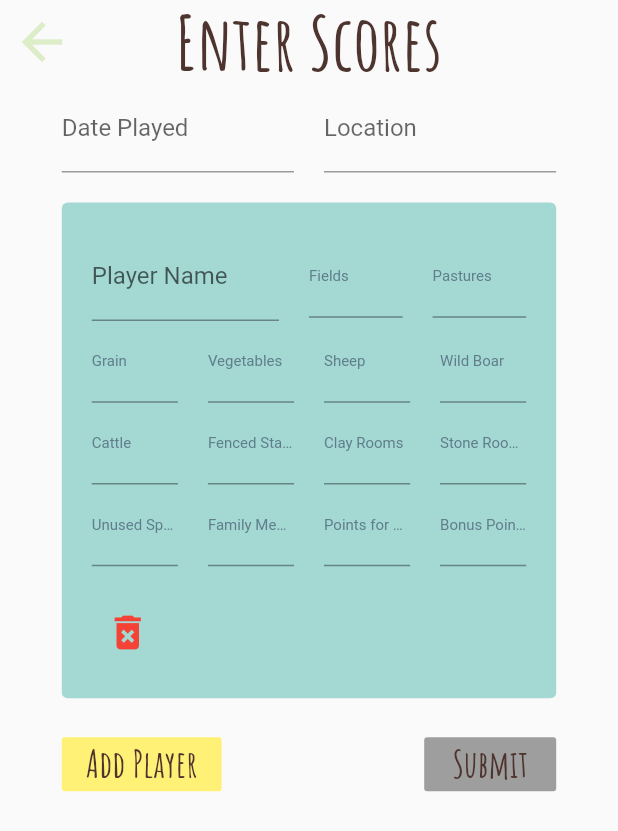
After one commit to njblore/statsopoly, a Flutter app: the AgricolaScoreInput screen opened by its route, on a phone screen of 412 x 824 dp. The commit adds this screen. Shown: the top 831 px of the screen. Run offline on Flutter 3.47's test engine with Material 2 defaults, Android fonts, the phone set to English and light mode, and no system bars; our stand-ins replace fl_chart, flutter_swiper.

Commit message:
feat: make posting agricola scores work

```diff
--- a/lib/components/agricola-data.dart
+++ b/lib/components/agricola-data.dart
@@ -22,7 +22,6 @@ class AgricolaData {
     this.multiplayerData = allGames.gameScores
         .where((GameScore gameScore) => gameScore.playerScores.length > 2)
         .toList();
-
     List<ScoresRoundUp> scoreRoundups =
         this.getGameScoreRoundups(allGames.gameScores);
 
--- a/lib/components/agricola-raw-data.dart
+++ b/lib/components/agricola-raw-data.dart
@@ -1,6 +1,7 @@
 import 'dart:async' show Future;
 import 'dart:convert';
 import 'package:http/http.dart' as http;
+import 'package:scoreboards_app/helpers/dateFormat.dart';
 
 Future<http.Response> _fetchGames() {
   Map<String, String> requestHeaders = {
@@ -9,7 +10,7 @@ Future<http.Response> _fetchGames() {
     'secret-key':
         '\$2b\$10\$tVk/rIX8TJ15Zm5Oghjz1.0zwMVyQyzIUggpp/cngra1xISpd9N/q'
   };
-  return http.get("https://api.jsonbin.io/b/5ea01b9b2940c704e1dc9684",
+  return http.get("https://api.jsonbin.io/b/5ea01b9b2940c704e1dc9684/latest",
       headers: requestHeaders);
 }
 
@@ -25,6 +26,11 @@ class CategoryScore {
   String categoryName;
   int categoryPoints;
   CategoryScore({this.categoryName, this.categoryPoints});
+
+  Map<String, dynamic> toJson() => {
+        'category': categoryName.toLowerCase(),
+        'value': categoryPoints,
+      };
 
   @override
   toString() {
@@ -43,9 +49,14 @@ class PlayerScore {
   List<CategoryScore> categoryScores;
   PlayerScore({this.playerName, this.categoryScores});
 
+  Map<String, dynamic> toJson() => {
+        'name': playerName,
+        'scores': categoryScores,
+      };
+
   @override
   toString() {
-    return "{player : '$playerName'}";
+    return "{player : '$playerName', categoryScores: $categoryScores}";
   }
 
   factory PlayerScore.fromJson(Map<String, dynamic> parsedJson) {
@@ -63,9 +74,15 @@ class GameScore {
   String locationPlayed;
   GameScore({this.playerScores, this.locationPlayed, this.datePlayed});
 
+  Map<String, dynamic> toJson() => {
+        'players': playerScores,
+        'date': datePlayed == null ? "undefined" : formatDateString(datePlayed),
+        'location': locationPlayed
+      };
+
   @override
   toString() {
-    return "{playerscores: ['$playerScores'], date: '$datePlayed', location: '$locationPlayed' }";
+    return "{playerscores: '$playerScores', date: '$datePlayed', location: '$locationPlayed' }";
   }
 
   factory GameScore.fromJson(Map<String, dynamic> parsedJson) {
@@ -77,13 +94,7 @@ class GameScore {
     if (parsedJson['date'] == "unkown" || parsedJson['date'].length != 10) {
       datePlayed = null;
     } else {
-      var day = parsedJson['date'].substring(0, 2);
-      var month = parsedJson['date'].substring(3, 5);
-      var year = parsedJson['date'].substring(
-        6,
-      );
-      String formattedDate = "$year$month$day";
-      datePlayed = DateTime.parse(formattedDate);
+      datePlayed = formatDate(parsedJson["date"]);
     }
 
     return GameScore(
@@ -102,12 +113,26 @@ class AllGames {
     return "games: '$gameScores'";
   }
 
+  toJson() {
+    return {'agricolaGames': gameScores};
+  }
+
   factory AllGames.fromJson(Map<String, dynamic> parsedJson) {
-    var list = parsedJson['agricolaGames'] as List;
+    var list = parsedJson["agricolaGames"] as List;
     List<GameScore> gameScores =
         list.map((game) => GameScore.fromJson(game)).toList();
     return AllGames(gameScores: gameScores);
   }
+}
+
+class ScoreEntry {
+  String id;
+  GameScore score;
+  Map<String, dynamic> toJson() => {
+        id: score,
+      };
+
+  ScoreEntry(this.id, this.score);
 }
 
 class ScoresRoundUp {
--- a/lib/screens/agricola-home.dart
+++ b/lib/screens/agricola-home.dart
@@ -26,7 +26,7 @@ class _AgricolaState extends State<Agricola> {
           _chartPages = [
             AgricolaRoundup(agricolaData: _agricolaData),
             AgricolaWins(agricolaData: _agricolaData),
-            AgricolaScores(agricolaData: _agricolaData)
+            AgricolaScores(agricolaData: _agricolaData),
           ];
           isLoading = false;
         }));
--- /dev/null
+++ b/lib/screens/agricola-score-input.dart
@@ -0,0 +1,413 @@
+import 'dart:convert';
+import 'package:http/http.dart' as http;
+import 'package:flutter/material.dart';
+import 'package:scoreboards_app/components/agricola-raw-data.dart';
+import 'package:scoreboards_app/helpers/dateFormat.dart';
+
+class AgricolaScoreInput extends StatefulWidget {
+  AgricolaScoreInput({Key key});
+
+  @override
+  _AgricolaScoreInputState createState() => _AgricolaScoreInputState();
+}
+
+class _AgricolaScoreInputState extends State<AgricolaScoreInput> {
+  final _formKey = GlobalKey<FormState>();
+  final GameScore formData =
+      GameScore(datePlayed: null, locationPlayed: null, playerScores: null);
+  final Map<int, PlayerScore> playerScores = {};
+
+  var playerList = [];
+  var index = 0;
+  bool loading = false;
+  var initalState = {
+    'formData':
+        GameScore(datePlayed: null, locationPlayed: null, playerScores: null),
+    'playerList': [],
+    'loading': false,
+    'playerScores': {}
+  };
+
+  @override
+  void initState() {
+    super.initState();
+    setState(() => initalState);
+    addPlayerToList();
+  }
+
+  clearState() {
+    _formKey.currentState.reset();
+    loading = false;
+  }
+
+  @override
+  Widget build(BuildContext context) {
+    return Scaffold(
+      appBar: AppBar(
+        centerTitle: true,
+        leading: IconButton(
+          iconSize: 40,
+          icon: Icon(
+            Icons.arrow_back,
+            color: Colors.lightGreen[100],
+          ),
+          onPressed: () => Navigator.of(context).pop(),
+        ),
+        elevation: 0.0,
+        backgroundColor: Colors.transparent,
+        title: Text(
+          "Enter Scores",
+          style: Theme.of(context).primaryTextTheme.title,
+        ),
+      ),
+      body: LayoutBuilder(
+          builder: (BuildContext context, BoxConstraints viewportConstraints) {
+        return Stack(children: [
+          Visibility(
+            visible: loading,
+            child: Center(
+              child: SizedBox(
+                height: 100,
+                width: 100,
+                child: CircularProgressIndicator(
+                  strokeWidth: 8,
+                  backgroundColor: Colors.transparent,
+                  valueColor:
+                      new AlwaysStoppedAnimation<Color>(Colors.brown[800]),
+                ),
+              ),
+            ),
+          ),
+          Center(
+            child: SingleChildScrollView(
+              child: ConstrainedBox(
+                constraints: BoxConstraints(
+                  minHeight: viewportConstraints.maxHeight,
+                  maxWidth: viewportConstraints.maxWidth * 0.8,
+                ),
+                child: Column(
+                    mainAxisSize: MainAxisSize.min,
+                    mainAxisAlignment: MainAxisAlignment.start,
+                    children: [
+                      Form(
+                        key: _formKey,
+                        child: Column(children: <Widget>[
+                          Row(
+                            children: <Widget>[
+                              Flexible(
+                                child: TextFormField(
+                                  textInputAction: TextInputAction.next,
+                                  keyboardType: TextInputType.datetime,
+                                  decoration:
+                                      InputDecoration(labelText: 'Date Played'),
+                                  validator: (value) {
+                                    if (value.isEmpty) {
+                                      return 'When??';
+                                    } else if (!RegExp(r"\d{2}-\d{2}-\d{4}")
+                                        .hasMatch(value)) {
+                                      return 'Date like: "DD/MM/YYY"';
+                                    } else {
+                                      return null;
+                                    }
+                                  },
+                                  onSaved: (String value) {
+                                    setState(() {
+                                      formData.datePlayed = formatDate(value);
+                                    });
+                                  },
+                                ),
+                              ),
+                              VerticalDivider(
+                                color: Colors.transparent,
+                                width: 20,
+                              ),
+                              Flexible(
+                                child: TextFormField(
+                                  textCapitalization:
+                                      TextCapitalization.sentences,
+                                  decoration:
+                                      InputDecoration(labelText: 'Location'),
+                                  validator: (value) {
+                                    if (value.isEmpty) {
+                                      return 'Where??';
+                                    }
+                                    return null;
+                                  },
+                                  onSaved: (String value) {
+                                    formData.locationPlayed = value;
+                                  },
+                                ),
+                              )
+                            ],
+                          ),
+                          ...playerList,
+                          Row(
+                              mainAxisAlignment: MainAxisAlignment.spaceBetween,
+                              children: [
+                                FlatButton(
+                                  onPressed: () => playerList.length >= 5
+                                      ? null
+                                      : addPlayerToList(),
+                                  color: loading
+                                      ? Colors.grey
+                                      : Colors.yellow[300],
+                                  child: Text('Add Player',
+                                      style: Theme.of(context)
+                                          .primaryTextTheme
+                                          .subtitle),
+                                ),
+                                buildSubmitButton()
+                              ]),
+                        ]),
+                      )
+                    ]),
+              ),
+            ),
+          ),
+        ]);
+      }),
+    );
+  }
+
+  void _submitForm() {
+    print('Submitting form');
+    if (_formKey.currentState.validate()) {
+      _formKey.currentState.save();
+      print('Form was validated');
+      setState(() {
+        this.formData.playerScores = playerScores.values.toList();
+      });
+
+      postGameScore(formData).then((res) {
+        if (res.statusCode == 200) {
+          clearState();
+        }
+      });
+    }
+  }
+
+  Future<http.Response> postGameScore(GameScore jsonScores) async {
+    setState(() {
+      loading = true;
+    });
+
+    var fetchedScores = await _fetchGames();
+    var jsonScorez = jsonDecode(fetchedScores.body);
+
+    List<GameScore> fetchedGameList = AllGames.fromJson(jsonScorez).gameScores;
+
+    fetchedGameList.add(jsonScores);
+    var postDoc = AllGames(gameScores: fetchedGameList).toJson();
+
+    return http.put(
+      "https://api.jsonbin.io/b/5ea01b9b2940c704e1dc9684/",
+      headers: <String, String>{
+        'Content-Type': 'application/json; charset=UTF-8',
+        'secret-key':
+            '\$2b\$10\$tVk/rIX8TJ15Zm5Oghjz1.0zwMVyQyzIUggpp/cngra1xISpd9N/q'
+      },
+      body: jsonEncode(postDoc),
+    );
+  }
+
+  Future<http.Response> _fetchGames() {
+    Map<String, String> requestHeaders = {
+      'Content-type': 'application/json',
+      'Accept': 'application/json',
+      'secret-key':
+          '\$2b\$10\$tVk/rIX8TJ15Zm5Oghjz1.0zwMVyQyzIUggpp/cngra1xISpd9N/q'
+    };
+    return http.get("https://api.jsonbin.io/b/5ea01b9b2940c704e1dc9684/latest",
+        headers: requestHeaders);
+  }
+
+  buildSubmitButton() {
+    return FlatButton(
+      onPressed: () {
+        playerList.length < 2 ? null : _submitForm();
+      },
+      color: loading
+          ? Colors.grey
+          : playerList.length < 2 ? Colors.grey : Colors.green[400],
+      child: Text(loading ? "Sending Scores..." : "Submit",
+          style: Theme.of(context).primaryTextTheme.subtitle),
+    );
+  }
+
+  addPlayerToList() {
+    setState(() {
+      playerList.add(makePlayerFormSection(index));
+      playerScores[index] = PlayerScore();
+      index += 1;
+    });
+  }
+
+  removePlayerForm(String key) {
+    setState(() {
+      this.playerList.retainWhere((player) => player.key != Key(key));
+      this.playerScores.remove(num.parse(key));
+    });
+  }
+
+  List<Color> colorList = [
+    Colors.teal[300].withOpacity(0.5),
+    Colors.pink[200].withOpacity(0.5),
+    Colors.amber[300].withOpacity(0.5),
+    Colors.purple[100].withOpacity(0.5),
+    Colors.deepOrange[700].withOpacity(0.5),
+  ];
+
+  makePlayerFormSection(int index) {
+    return Padding(
+      key: Key(index.toString()),
+      padding: EdgeInsets.symmetric(vertical: 20),
+      child: Container(
+        padding: EdgeInsets.all(20),
+        decoration: BoxDecoration(
+            color: colorList[index], borderRadius: BorderRadius.circular(4)),
+        child: Column(children: <Widget>[
+          Row(children: [
+            Flexible(
+              flex: 2,
+              child: TextFormField(
+                textCapitalization: TextCapitalization.sentences,
+                decoration: InputDecoration(labelText: 'Player Name'),
+                validator: (value) {
+                  if (value.isEmpty) {
+                    return 'Who??';
+                  }
+                  return null;
+                },
+                onSaved: (String value) {
+                  playerScores[index].playerName = value;
+                },
+              ),
+            ),
+            VerticalDivider(
+              color: Colors.transparent,
+              width: 20,
+            ),
+            makeCategoryInputField("Fields", index),
+            VerticalDivider(
+              color: Colors.transparent,
+              width: 20,
+            ),
+            makeCategoryInputField("Pastures", index),
+          ]),
+          Row(
+            children: <Widget>[
+              makeCategoryInputField("Grain", index),
+              VerticalDivider(
+                color: Colors.transparent,
+                width: 20,
+              ),
+              makeCategoryInputField("Vegetables", index),
+              VerticalDivider(
+                color: Colors.transparent,
+                width: 20,
+              ),
+              makeCategoryInputField("Sheep", index),
+              VerticalDivider(
+                color: Colors.transparent,
+                width: 20,
+              ),
+              makeCategoryInputField("Wild Boar", index),
+            ],
+          ),
+          Row(
+            children: <Widget>[
+              makeCategoryInputField("Cattle", index),
+              VerticalDivider(
+                color: Colors.transparent,
+                width: 20,
+              ),
+              makeCategoryInputField("Fenced Stables", index),
+              VerticalDivider(
+                color: Colors.transparent,
+                width: 20,
+              ),
+              makeCategoryInputField("Clay Rooms", index),
+              VerticalDivider(
+                color: Colors.transparent,
+                width: 20,
+              ),
+              makeCategoryInputField("Stone Rooms", index),
+            ],
+          ),
+          Row(
+            children: <Widget>[
+              makeCategoryInputField("Unused Spaces", index),
+              VerticalDivider(
+                color: Colors.transparent,
+                width: 20,
+              ),
+              makeCategoryInputField("Family Members", index),
+              VerticalDivider(
+                color: Colors.transparent,
+                width: 20,
+              ),
+              makeCategoryInputField("Points for Cards", index),
+              VerticalDivider(
+                color: Colors.transparent,
+                width: 20,
+              ),
+              makeCategoryInputField("Bonus Points", index)
+            ],
+          ),
+          Divider(
+            height: 20,
+            color: Colors.transparent,
+          ),
+          Align(
+              alignment: Alignment.bottomLeft,
+              child: IconButton(
+                onPressed: () => this.playerList.length == 1
+                    ? null
+                    : removePlayerForm(index.toString()),
+                icon: Icon(Icons.delete_forever),
+                iconSize: 30,
+                color: Colors.red,
+                disabledColor: Colors.grey,
+              ))
+        ]),
+      ),
+    );
+  }
+
+  makeCategoryInputField(String category, int playerIndex) {
+    return Flexible(
+        child: TextFormField(
+      keyboardType: TextInputType.number,
+      decoration: InputDecoration(
+          labelText: category,
+          labelStyle: TextStyle(color: Colors.blueGrey, fontSize: 10)),
+      // validator: (value) {
+      //   if (num.parse(value).isNaN) {
+      //     return 'Please enter a number';
+      //   }
+      //   return null;
+      // },
+      onSaved: (String value) {
+        //var catScores = playerScores[playerIndex].categoryScores;
+        if (playerScores[playerIndex].categoryScores == null) {
+          playerScores[playerIndex].categoryScores = [
+            CategoryScore(categoryPoints: 0, categoryName: "total")
+          ];
+        }
+
+        playerScores[playerIndex].categoryScores.add(CategoryScore(
+            categoryName: category, categoryPoints: num.parse(value)));
+
+        var currentTotal = playerScores[playerIndex]
+            .categoryScores
+            .firstWhere((category) => category.categoryName == "total")
+            .categoryPoints;
+
+        playerScores[playerIndex]
+            .categoryScores
+            .firstWhere((category) => category.categoryName == "total")
+            .categoryPoints = currentTotal + num.parse(value);
+      },
+    ));
+  }
+}
```
Also changed, not shown: lib/helpers/dateFormat.dart (added, +13 -0 lines), lib/main.dart (+29 -4 lines), lib/screens/agricola-roundup.dart (+0 -17 lines), assets/scores.json.
